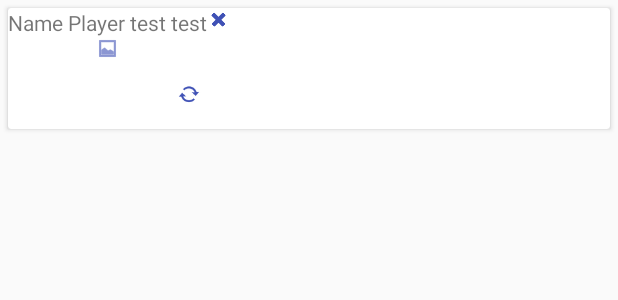
After one commit to Nashunn/ESIEA-RPGToolbox, an Android app: the layout player_row_layout.xml on its own in the app's theme, with its tools: preview values and no code run, on a phone screen of 412 x 824 dp. The commit adds this screen. Shown: the top 300 px of the screen. Run offline under Robolectric (Android 15) with nearby library versions, the phone set to English and light mode, and no system bars.

Commit message:
add list and list item layout

```diff
--- a/app/src/main/java/fr/nashunn/rpg_toolbox/view/DiceActivity.java
+++ b/app/src/main/java/fr/nashunn/rpg_toolbox/view/DiceActivity.java
@@ -96,7 +96,7 @@ public class DiceActivity extends AppCompatActivity {
             public void run() {
                 diceValue.setText("...");
             }
-        }, 1600);
+        }, 1500);
     }
 
     @Override
--- a/app/src/main/res/layout/fragment_user_list.xml
+++ b/app/src/main/res/layout/fragment_user_list.xml
@@ -6,6 +6,21 @@
     android:layout_width="match_parent"
     android:layout_height="match_parent"
     android:background="#e5e5e5">
+
+    <TextView
+        android:id="@+id/tv_titleList"
+        android:text="Point Counter"
+        android:layout_width="match_parent"
+        android:layout_height="wrap_content" />
+
+    <android.support.v7.widget.RecyclerView
+        android:id="@+id/player_recylerView"
+        android:layout_width="368dp"
+        android:layout_height="499dp"
+        android:layout_alignParentBottom="true"
+        android:layout_alignParentStart="true"
+        android:layout_marginBottom="8dp"
+        android:layout_marginTop="8dp" />
 
     <android.support.design.widget.FloatingActionButton
         android:id="@+id/btn_addPlayer"
--- /dev/null
+++ b/app/src/main/res/layout/player_row_layout.xml
@@ -0,0 +1,67 @@
+<?xml version="1.0" encoding="utf-8"?>
+<android.support.v7.widget.CardView
+    xmlns:android="http://schemas.android.com/apk/res/android"
+    xmlns:app="http://schemas.android.com/apk/res-auto"
+    app:cardBackgroundColor="@android:color/white"
+    app:cardCornerRadius="2dp"
+    app:cardElevation="2dp"
+    android:layout_width="match_parent"
+    android:layout_height="wrap_content"
+    android:layout_margin="5dp">
+
+    <TableLayout
+        android:layout_width="match_parent"
+        android:layout_height="wrap_content">
+
+        <TableRow
+            android:layout_width="match_parent"
+            android:layout_height="match_parent">
+
+            <TextView
+                android:id="@+id/tv_playerName"
+                android:text="Name Player test test"
+                android:layout_width="wrap_content"
+                android:layout_height="wrap_content"
+                android:layout_column="1" />
+
+            <ImageView
+                android:id="@+id/iv_deletePlayer"
+                android:layout_width="15dp"
+                android:layout_height="15dp"
+                android:layout_column="2"
+                android:layout_gravity="right"
+                android:clickable="true"
+                android:tint="@color/colorPrimary"
+                app:srcCompat="@android:drawable/ic_delete" />
+        </TableRow>
+        <TableRow
+            android:layout_width="match_parent"
+            android:layout_height="wrap_content">
+
+            <ImageView
+                android:id="@+id/iv_playerAvatar"
+                android:layout_width="15dp"
+                android:layout_height="15dp"
+                android:layout_marginBottom="15dp"
+                android:tint="@color/colorPrimary"
+                app:srcCompat="@android:drawable/ic_menu_gallery"
+                android:layout_column="1"/>
+        </TableRow>
+
+        <TableRow
+            android:layout_width="match_parent"
+            android:layout_height="wrap_content">
+
+            <ImageView
+                android:id="@+id/iv_resetPlayer"
+                android:layout_width="15dp"
+                android:layout_height="15dp"
+                android:layout_column="1"
+                android:layout_gravity="right"
+                android:layout_marginBottom="15dp"
+                android:clickable="true"
+                android:tint="@color/colorPrimary"
+                app:srcCompat="@android:drawable/stat_notify_sync_noanim" />
+        </TableRow>
+    </TableLayout>
+</android.support.v7.widget.CardView>
```
